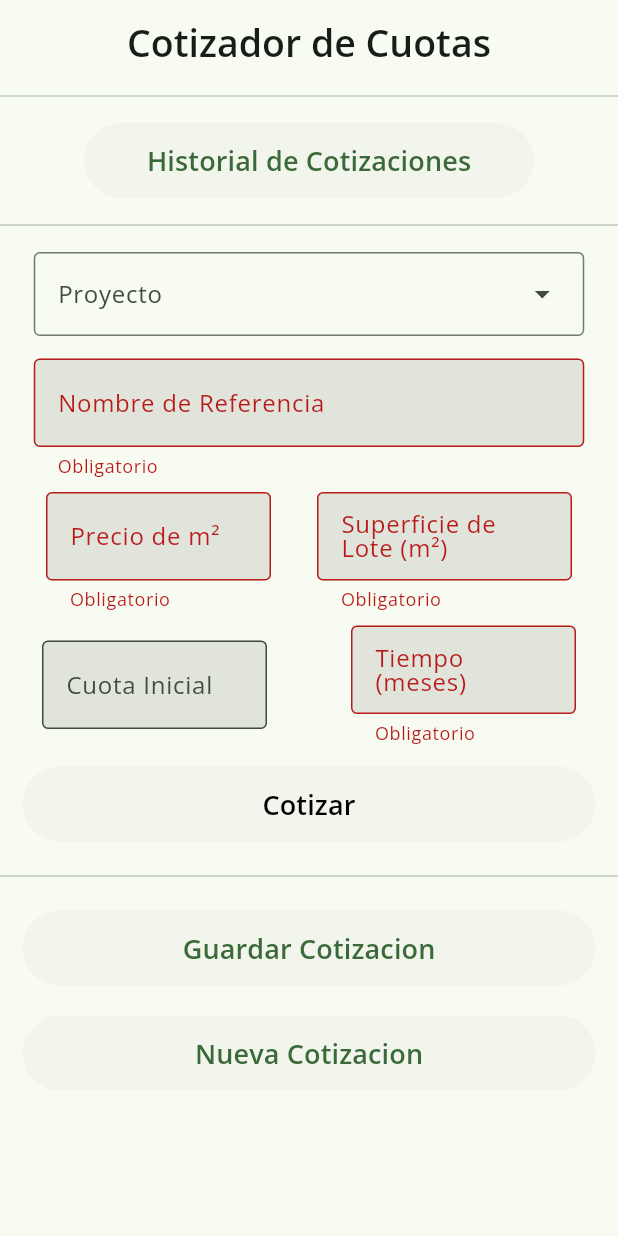
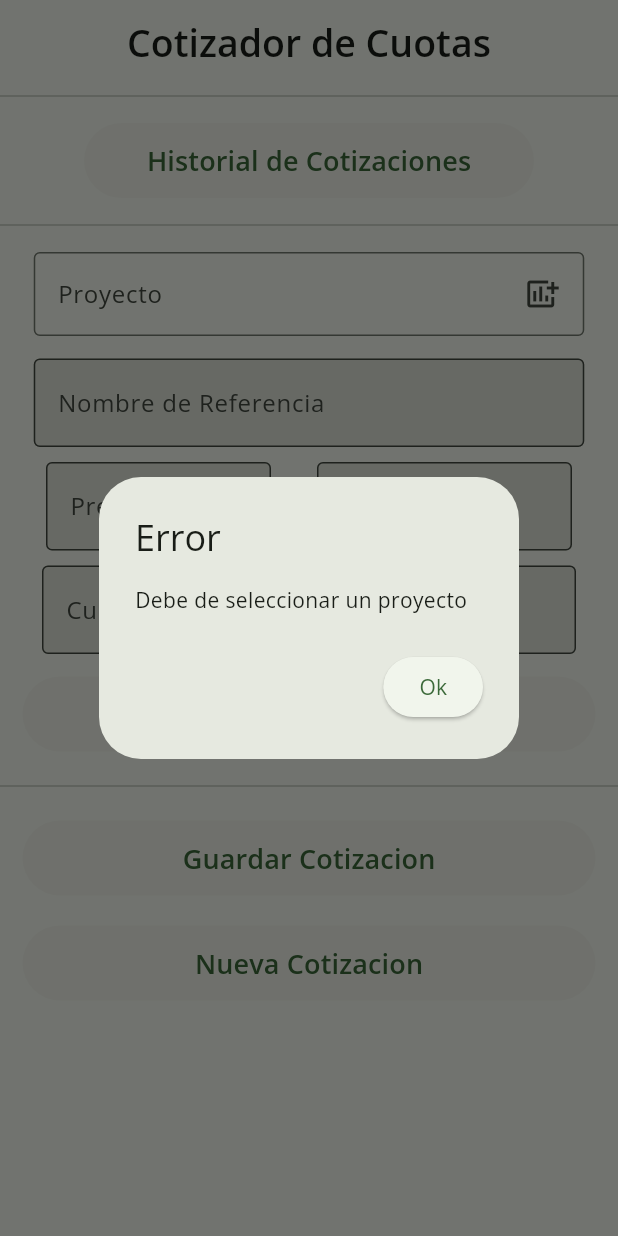
Before and after one commit to Jose20025/cotizador, a Flutter app: the screen it shows after launch, after a tap on "Cotizar", on a phone screen of 412 x 824 dp. Run offline on Flutter 3.47's test engine with Material 2 defaults, Android fonts, the light colour scheme and no system bars; our stand-ins replace open_file, shared_preferences.

Commit message:
Validacion de proyecto

```diff
--- a/lib/views/home_page.dart
+++ b/lib/views/home_page.dart
@@ -182,6 +182,7 @@ class _HomePageState extends State<HomePage> {
             },
             label: const Text('Proyecto'),
             width: MediaQuery.of(context).size.width - 45,
+            trailingIcon: const Icon(Icons.add_chart),
             dropdownMenuEntries: const [
               DropdownMenuEntry(value: 0, label: 'Cartagena 1'),
               DropdownMenuEntry(value: 1, label: 'Cartagena 2'),
@@ -268,7 +269,29 @@ class _HomePageState extends State<HomePage> {
                         elevation: MaterialStatePropertyAll(8),
                         shadowColor:
                             MaterialStatePropertyAll(Colors.transparent)),
-                    onPressed: () {
+                    onPressed: () async {
+                      if (numeroProyecto == null) {
+                        await showDialog(
+                          context: context,
+                          barrierDismissible: false,
+                          builder: (context) => AlertDialog(
+                            title: const Text('Error'),
+                            content:
+                                const Text('Debe de seleccionar un proyecto'),
+                            actions: [
+                              ElevatedButton(
+                                onPressed: () {
+                                  Navigator.pop(context);
+                                },
+                                child: const Text('Ok'),
+                              )
+                            ],
+                          ),
+                        );
+
+                        return;
+                      }
+
                       if (_formKey.currentState!.validate()) {
                         _formKey.currentState!.save();
                         FocusScope.of(context).unfocus();
@@ -310,7 +333,29 @@ class _HomePageState extends State<HomePage> {
                       width: MediaQuery.of(context).size.width - 30,
                       height: 50,
                       child: ElevatedButton(
-                        onPressed: () {
+                        onPressed: () async {
+                          if (numeroProyecto == null) {
+                            await showDialog(
+                              context: context,
+                              barrierDismissible: false,
+                              builder: (context) => AlertDialog(
+                                title: const Text('Error'),
+                                content: const Text(
+                                    'Debe de seleccionar un proyecto'),
+                                actions: [
+                                  ElevatedButton(
+                                    onPressed: () {
+                                      Navigator.pop(context);
+                                    },
+                                    child: const Text('Ok'),
+                                  )
+                                ],
+                              ),
+                            );
+
+                            return;
+                          }
+
                           if (_formKey.currentState!.validate()) {
                             _formKey.currentState!.save();
                             _formKey.currentState!.reset();
```
